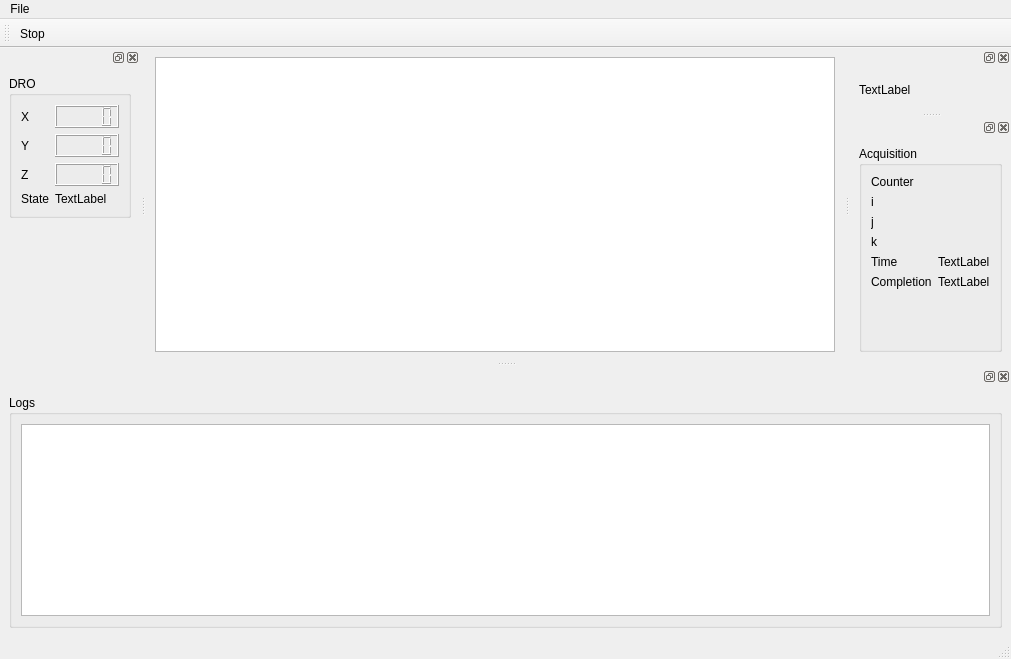
Above: controller/microscope_controller.ui from dakoner/microscope_ui before the change. Below: the same form after it.
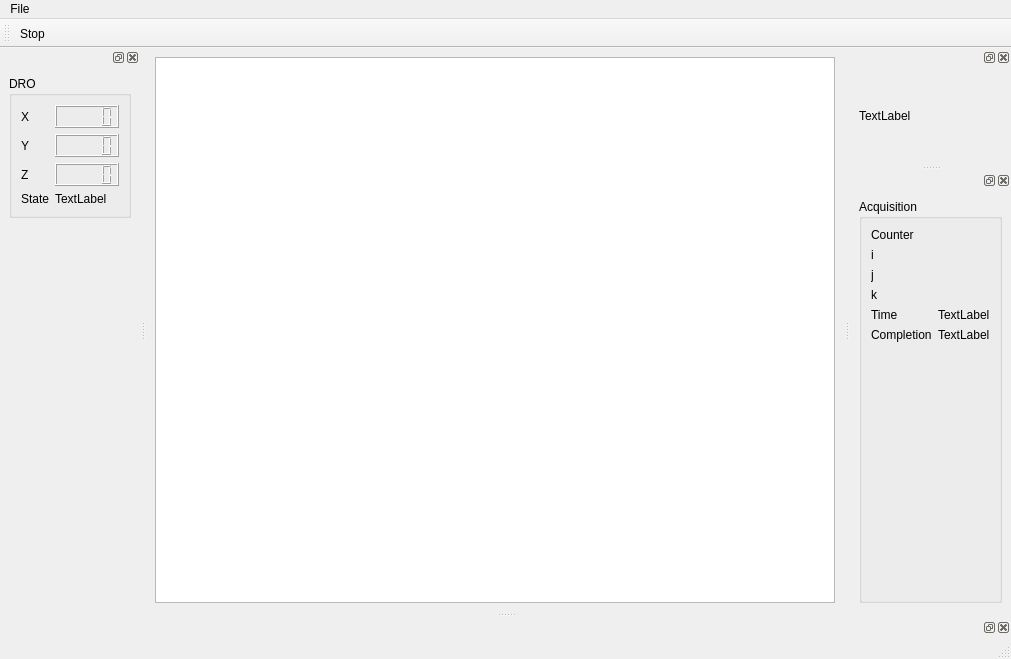
That is the form after the change. Custom widgets are drawn as their Qt base class.

What changed in the file:
```diff
--- a/controller/microscope_controller.ui
+++ b/controller/microscope_controller.ui
@@ -137,22 +137,6 @@
    <attribute name="dockWidgetArea">
     <number>8</number>
    </attribute>
-   <widget class="QWidget" name="dockWidgetContents_2">
-    <layout class="QVBoxLayout" name="verticalLayout_2">
-     <item>
-      <widget class="QGroupBox" name="groupBox">
-       <property name="title">
-        <string>Logs</string>
-       </property>
-       <layout class="QHBoxLayout" name="horizontalLayout">
-        <item>
-         <widget class="PythonConsole" name="python_console"/>
-        </item>
-       </layout>
-      </widget>
-     </item>
-    </layout>
-   </widget>
   </widget>
   <widget class="QToolBar" name="toolBar">
    <property name="minimumSize">
@@ -179,7 +163,7 @@
    <widget class="QWidget" name="dockWidgetContents">
     <layout class="QHBoxLayout" name="horizontalLayout_3">
      <item>
-      <widget class="ImageView" name="image_view">
+      <widget class="QLabel" name="image_view">
        <property name="text">
         <string>TextLabel</string>
        </property>
@@ -297,16 +281,6 @@
   </action>
  </widget>
  <customwidgets>
-  <customwidget>
-   <class>PythonConsole</class>
-   <extends>QPlainTextEdit</extends>
-   <header>microscope_ui.controller.python_console</header>
-  </customwidget>
-  <customwidget>
-   <class>ImageView</class>
-   <extends>QLabel</extends>
-   <header>microscope_ui.controller.image_view</header>
-  </customwidget>
   <customwidget>
    <class>TileGraphicsView</class>
    <extends>QGraphicsView</extends>
```
